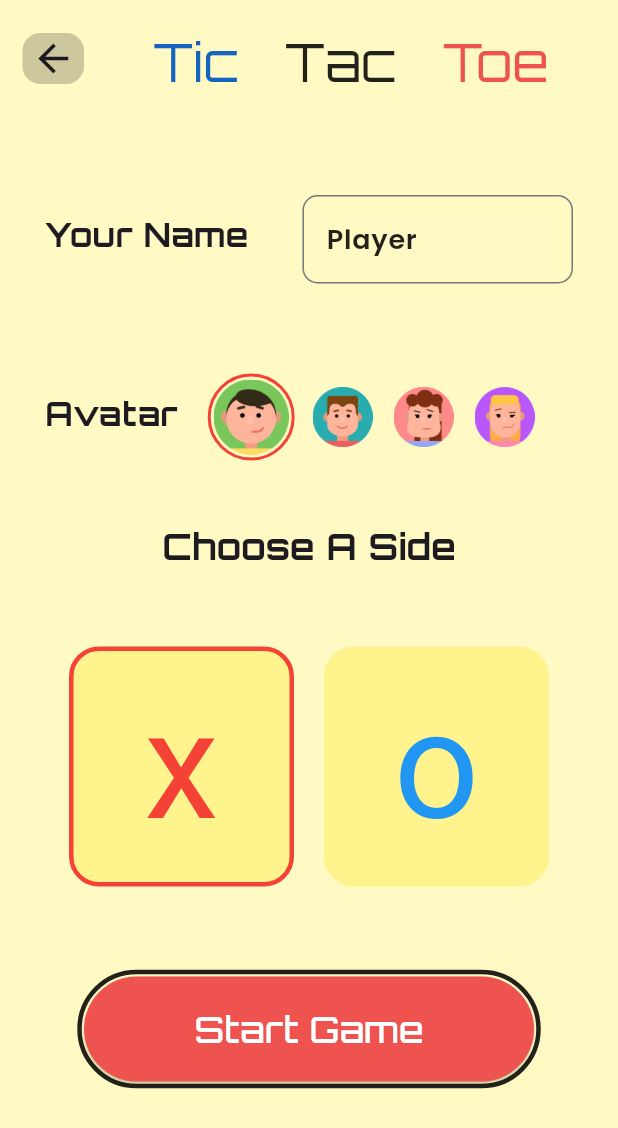
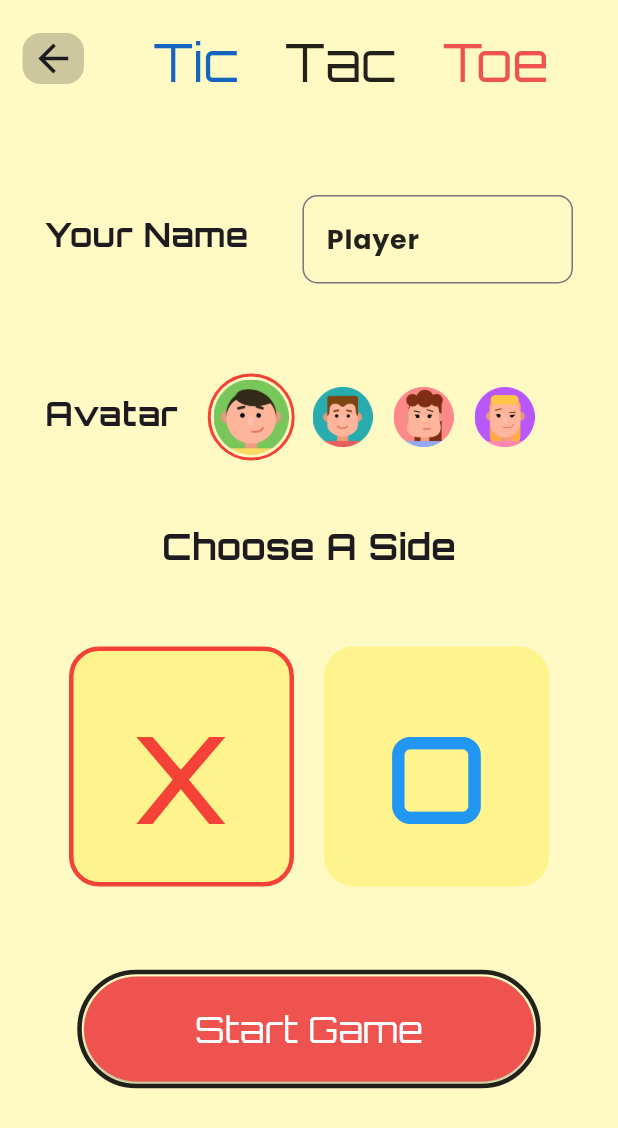
Before and after one commit to dhrruvchotai/Tic-Tac-Toe, a Flutter app: the screen it shows after launch, after a tap on "Play vs Computer", on a phone screen of 412 x 824 dp. Shown: the top 1128 px of the screen. Run offline on Flutter 3.47's test engine with Material 3 defaults, Android fonts, the phone set to English and light mode, and no system bars; our stand-ins replace google_fonts, lottie.

Commit message:
Changes for the multiple device font issue

```diff
--- a/lib/frontend/screens/home_screen.dart
+++ b/lib/frontend/screens/home_screen.dart
@@ -72,7 +72,8 @@ class _HomeScreenState extends State<HomeScreen> {
                   child: ElevatedButton(onPressed: (){
                     Navigator.pushNamed(context, "/select_game_details",arguments: {"isGameVsComputer" : true});
                   }, child: Text("Play vs Computer",
-                    style: GoogleFonts.orbitron(
+                    style: TextStyle(
+                      fontFamily: "Orbitron",
                       color: Colors.white,
                       fontSize: 20,
                     ),
@@ -84,7 +85,8 @@ class _HomeScreenState extends State<HomeScreen> {
                   child: ElevatedButton(onPressed: (){
                     Navigator.pushReplacementNamed(context, "/select_game_details",arguments: {"isGameVsComputer" : false});
                   }, child: Text("Local Multiplayer",
-                    style: GoogleFonts.orbitron(
+                    style: TextStyle(
+                      fontFamily: "Orbitron",
                       color: Colors.white,
                       fontSize: 20,
                     ),
@@ -172,7 +174,8 @@ class _HomeScreenState extends State<HomeScreen> {
       leading: Icon(icon, color: Colors.white),
       title: Text(
         title,
-        style: GoogleFonts.orbitron(
+        style: TextStyle(
+          fontFamily: "Orbitron",
           color: Colors.white,
           fontSize: 18,
         ),
--- a/lib/frontend/screens/select_game_details_screen.dart
+++ b/lib/frontend/screens/select_game_details_screen.dart
@@ -42,9 +42,9 @@ class _SelectGameDetailsScreenState extends State<SelectGameDetailsScreen> {
             child: Row(
               mainAxisAlignment: MainAxisAlignment.spaceEvenly,
               children: [
-                Text("Tic", style: GoogleFonts.orbitron(color: Colors.blue[800], fontSize: 35)),
-                Text("Tac", style: GoogleFonts.orbitron(color: Colors.black87, fontSize: 35)),
-                Text("Toe", style: GoogleFonts.orbitron(color: Colors.red[400], fontSize: 35)),
+                Text("Tic", style: TextStyle(color: Colors.blue[800], fontSize: 35,fontFamily: "Orbitron")),
+                Text("Tac", style: TextStyle(color: Colors.black87, fontSize: 35,fontFamily: "Orbitron")),
+                Text("Toe", style: TextStyle(color: Colors.red[400], fontSize: 35,fontFamily: "Orbitron")),
               ],
             ),
           ),
@@ -85,7 +85,8 @@ class _SelectGameDetailsScreenState extends State<SelectGameDetailsScreen> {
                   children: [
                     Padding(
                       padding: const EdgeInsets.only(bottom: 7),
-                      child: Text("Your Name   ", style: GoogleFonts.orbitron(
+                      child: Text("Your Name   ", style: TextStyle(
+                          fontFamily: "Orbitron",
                           fontSize: 22,
                           fontWeight: FontWeight.w700
                       )),
@@ -95,7 +96,7 @@ class _SelectGameDetailsScreenState extends State<SelectGameDetailsScreen> {
                         padding: const EdgeInsets.only(left: 15),
                         child: TextFormField(
                           controller: PlayerName,
-                          style: GoogleFonts.poppins(color: Colors.black87, fontWeight: FontWeight.w600, fontSize: 18),
+                          style: TextStyle(color: Colors.black87, fontWeight: FontWeight.w600, fontSize: 18,fontFamily: "Poppins"),
                           inputFormatters: [
                             LengthLimitingTextInputFormatter(10),
                           ],
@@ -121,7 +122,8 @@ class _SelectGameDetailsScreenState extends State<SelectGameDetailsScreen> {
                   children: [
                     Padding(
                       padding: const EdgeInsets.only(bottom: 5),
-                      child: Text("Avatar", style: GoogleFonts.orbitron(
+                      child: Text("Avatar", style: TextStyle(
+                          fontFamily: "Orbitron",
                           fontSize: 22,
                           fontWeight: FontWeight.w700
                       )),
@@ -161,7 +163,8 @@ class _SelectGameDetailsScreenState extends State<SelectGameDetailsScreen> {
                 padding: const EdgeInsets.only(top : 40), // Reduced padding
                 child: Column(
                   children: [
-                    Text("Choose A Side", style: GoogleFonts.orbitron(
+                    Text("Choose A Side", style: TextStyle(
+                        fontFamily: "Orbitron",
                         fontSize: 24,
                         fontWeight: FontWeight.w700
                     )),
@@ -191,7 +194,8 @@ class _SelectGameDetailsScreenState extends State<SelectGameDetailsScreen> {
                               child: Center(
                                 child: Text(
                                   "x",
-                                  style: GoogleFonts.carterOne(
+                                  style: TextStyle(
+                                    fontFamily: "Orbitron",
                                     color: Colors.red,
                                     fontSize: 100, // Reduced font size
                                   ),
@@ -206,9 +210,9 @@ class _SelectGameDetailsScreenState extends State<SelectGameDetailsScreen> {
                               });
                             },
                             child: Container(
-                              width: 150, // Reduced size
-                              height: 160, // Reduced size
-                              margin: const EdgeInsets.all(10), // Added margin
+                              width: 150,
+                              height: 160,
+                              margin: const EdgeInsets.all(10),
                               decoration: BoxDecoration(
                                 color: Colors.yellow.withOpacity(0.4),
                                 borderRadius: BorderRadius.circular(20),
@@ -219,9 +223,10 @@ class _SelectGameDetailsScreenState extends State<SelectGameDetailsScreen> {
                               child: Center(
                                 child: Text(
                                   "o",
-                                  style: GoogleFonts.carterOne(
+                                  style: TextStyle(
+                                    fontFamily: "Orbitron",
                                     color: Colors.blue,
-                                    fontSize: 100, // Reduced font size
+                                    fontSize: 100,
                                   ),
                                 ),
                               ),
@@ -245,7 +250,8 @@ class _SelectGameDetailsScreenState extends State<SelectGameDetailsScreen> {
                         "PlayerSelectedSymbol" : PlayerSelectedSymbol ?? "x"
                       });
                     }, child: Text("Start Game",
-                      style: GoogleFonts.orbitron(
+                      style: TextStyle(
+                        fontFamily: "Orbitron",
                         color: Colors.white,
                         fontSize: 24,
                       ),
@@ -262,7 +268,8 @@ class _SelectGameDetailsScreenState extends State<SelectGameDetailsScreen> {
                   children: [
                     Padding(
                       padding: const EdgeInsets.only(bottom: 7,left: 10),
-                      child: Text("Player 1", style: GoogleFonts.orbitron(
+                      child: Text("Player 1", style: TextStyle(
+                          fontFamily: "Orbitron",
                           fontSize: 22,
                           fontWeight: FontWeight.w700
                       )),
@@ -272,7 +279,7 @@ class _SelectGameDetailsScreenState extends State<SelectGameDetailsScreen> {
                         padding: const EdgeInsets.only(left: 20),
                         child: TextFormField(
                           controller: PlayerOneName,
-                          style: GoogleFonts.poppins(color: Colors.black87, fontWeight: FontWeight.w600, fontSize: 18),
+                          style: TextStyle(fontFamily: "Poppins",color: Colors.black87, fontWeight: FontWeight.w600, fontSize: 18),
                           inputFormatters: [
                             LengthLimitingTextInputFormatter(10),
                           ],
@@ -298,7 +305,8 @@ class _SelectGameDetailsScreenState extends State<SelectGameDetailsScreen> {
                   children: [
                     Padding(
                       padding: const EdgeInsets.only(bottom: 5),
-                      child: Text("Avatar", style: GoogleFonts.orbitron(
+                      child: Text("Avatar", style: TextStyle(
+                          fontFamily: "Orbitron",
                           fontSize: 22,
                           fontWeight: FontWeight.w700
                       )),
@@ -365,7 +373,8 @@ class _SelectGameDetailsScreenState extends State<SelectGameDetailsScreen> {
                               child: Center(
                                 child: Text(
                                   "x",
-                                  style: GoogleFonts.carterOne(
+                                  style: TextStyle(
+                                    fontFamily: "Orbitron",
                                     color: Colors.red,
                                     fontSize: 50, // Reduced font size
                                   ),
@@ -393,7 +402,8 @@ class _SelectGameDetailsScreenState extends State<SelectGameDetailsScreen> {
                               child: Center(
                                 child: Text(
                                   "o",
-                                  style: GoogleFonts.carterOne(
+                                  style: TextStyle(
+                                    fontFamily: "Orbitron",
                                     color: Colors.blue,
                                     fontSize: 50, // Reduced font size
                                   ),
@@ -414,7 +424,8 @@ class _SelectGameDetailsScreenState extends State<SelectGameDetailsScreen> {
                   children: [
                     Padding(
                       padding: const EdgeInsets.only(bottom: 7,left: 10),
-                      child: Text("Player 2", style: GoogleFonts.orbitron(
+                      child: Text("Player 2", style: TextStyle(
+                          fontFamily: "Orbitron",
                           fontSize: 22,
                           fontWeight: FontWeight.w700
                       )),
@@ -424,7 +435,9 @@ class _SelectGameDetailsScreenState extends State<SelectGameDetailsScreen> {
                         padding: const EdgeInsets.only(left: 20),
                         child: TextFormField(
                           controller: PlayerTwoName,
-                          style: GoogleFonts.poppins(color: Colors.black87, fontWeight: FontWeight.w600, fontSize: 18),
+                          style: TextStyle(
+                              fontFamily: "Poppins",
+                              color: Colors.black87, fontWeight: FontWeight.w600, fontSize: 18),
                           inputFormatters: [
                             LengthLimitingTextInputFormatter(10),
                           ],
@@ -450,7 +463,8 @@ class _SelectGameDetailsScreenState extends State<SelectGameDetailsScreen> {
                   children: [
                     Padding(
                       padding: const EdgeInsets.only(bottom: 5),
-                      child: Text("Avatar", style: GoogleFonts.orbitron(
+                      child: Text("Avatar", style:TextStyle(
+                          fontFamily: "Orbitron",
                           fontSize: 22,
                           fontWeight: FontWeight.w700
                       )),
@@ -517,9 +531,10 @@ class _SelectGameDetailsScreenState extends State<SelectGameDetailsScreen> {
                               child: Center(
                                 child: Text(
                                   "x",
-                                  style: GoogleFonts.carterOne(
+                                  style: TextStyle(
+                                    fontFamily: "Orbitron",
                                     color: Colors.red,
-                                    fontSize: 50, // Reduced font size
+                                    fontSize: 50,
                                   ),
                                 ),
                               ),
@@ -545,7 +560,8 @@ class _SelectGameDetailsScreenState extends State<SelectGameDetailsScreen> {
                               child: Center(
                                 child: Text(
                                   "o",
-                                  style: GoogleFonts.carterOne(
+                                  style: TextStyle(
+                                    fontFamily: "Orbitron",
                                     color: Colors.blue,
                                     fontSize: 50, // Reduced font size
                                   ),
@@ -578,7 +594,8 @@ class _SelectGameDetailsScreenState extends State<SelectGameDetailsScreen> {
                         }
                       );
                     }, child: Text("Start Game",
-                      style: GoogleFonts.orbitron(
+                      style: TextStyle(
+                        fontFamily: "Orbitron",
                         color: Colors.white,
                         fontSize: 24,
                       ),
--- a/lib/frontend/screens/splash_screen.dart
+++ b/lib/frontend/screens/splash_screen.dart
@@ -81,7 +81,8 @@ class _SplashScreenState extends State<SplashScreen> with TickerProviderStateMix
                   duration: Duration(milliseconds: 800),
                   child: Text(
                     'Tic ',
-                    style: GoogleFonts.orbitron(
+                    style: TextStyle(
+                      fontFamily: "Orbitron",
                       fontSize: 45.0,
                       fontWeight: FontWeight.w700,
                       color: Colors.blue[800],
@@ -101,7 +102,8 @@ class _SplashScreenState extends State<SplashScreen> with TickerProviderStateMix
                   duration: Duration(milliseconds: 800),
                   child: Text(
                     'Tac ',
-                    style: GoogleFonts.orbitron(
+                    style: TextStyle(
+                      fontFamily: "Orbitron",
                       fontSize: 45.0,
                       fontWeight: FontWeight.w700,
                       color: Colors.black87,
@@ -121,7 +123,8 @@ class _SplashScreenState extends State<SplashScreen> with TickerProviderStateMix
                   duration: Duration(milliseconds: 800),
                   child: Text(
                     'Toe',
-                    style: GoogleFonts.orbitron(
+                    style:TextStyle(
+                      fontFamily: "Orbitron",
                       fontSize: 45.0,
                       fontWeight: FontWeight.w700,
                       color: Colors.red[400],
--- a/lib/frontend/screens/under_construction_screen.dart
+++ b/lib/frontend/screens/under_construction_screen.dart
@@ -18,9 +18,9 @@ class UnderConstructionScreen extends StatelessWidget {
             child: Row(
               mainAxisAlignment: MainAxisAlignment.spaceEvenly,
               children: [
-                Text("Tic ", style: GoogleFonts.orbitron(color: Colors.blue[800], fontSize: 35)),
-                Text("Tac ", style: GoogleFonts.orbitron(color: Colors.black87, fontSize: 35)),
-                Text("Toe", style: GoogleFonts.orbitron(color: Colors.red[400], fontSize: 35)),
+                Text("Tic ", style: TextStyle(color: Colors.blue[800], fontSize: 35,fontFamily: "Orbitron")),
+                Text("Tac ", style: TextStyle(color: Colors.black87, fontSize: 35,fontFamily: "Orbitron")),
+                Text("Toe", style: TextStyle(color: Colors.red[400], fontSize: 35,fontFamily: "Orbitron")),
               ],
             ),
           ),
```
Also changed, not shown: lib/frontend/screens/about_screen.dart (+23 -14 lines), lib/frontend/screens/how_to_play_screen.dart (+11 -7 lines), lib/frontend/screens/local_multiplayer_screen.dart (+17 -12 lines), lib/frontend/screens/play_vs_computer_screen.dart (+17 -14 lines), pubspec.yaml (+12 -14 lines), lib/frontend/assets/fonts/Orbitron-Bold.ttf (added), lib/frontend/assets/fonts/Orbitron-Regular.ttf (added), lib/frontend/assets/fonts/Poppins-Black.ttf (added), lib/frontend/assets/fonts/Poppins-Bold.ttf (added), lib/frontend/assets/fonts/Poppins-Light.ttf (added), lib/frontend/assets/fonts/Poppins-Regular.ttf (added), lib/frontend/assets/fonts/Poppins-Thin.ttf (added), 8 other files.
